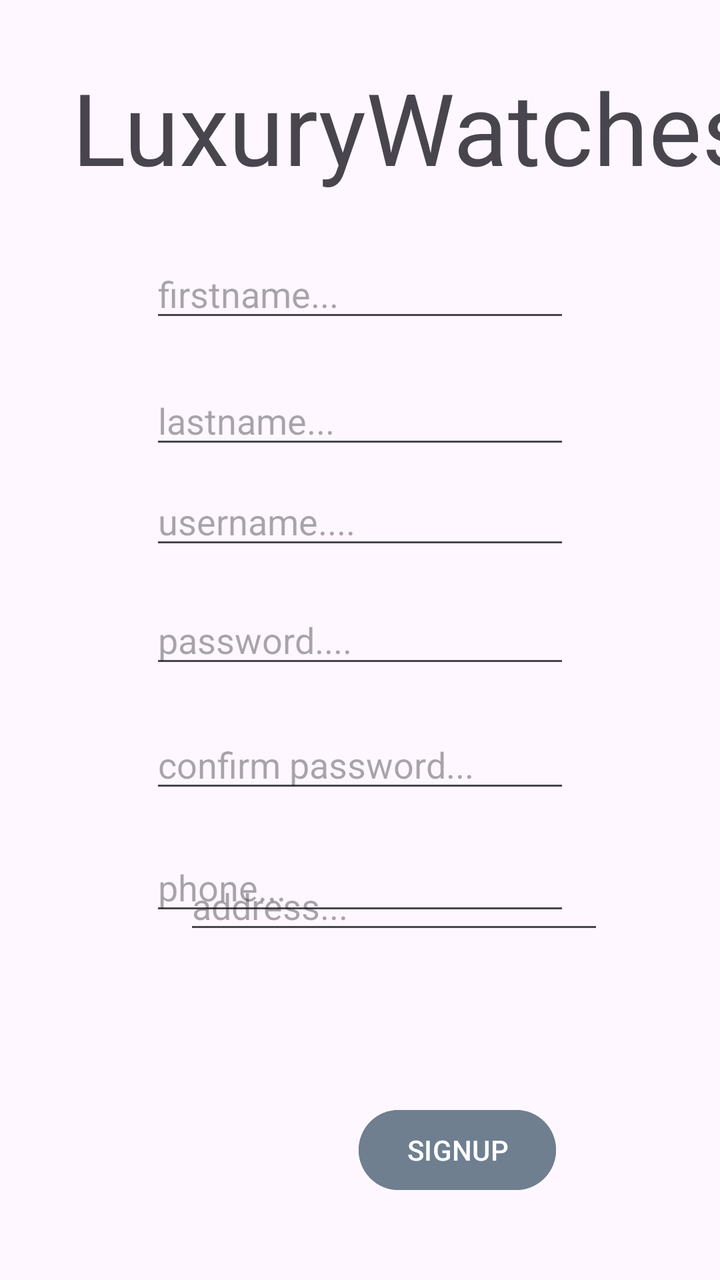
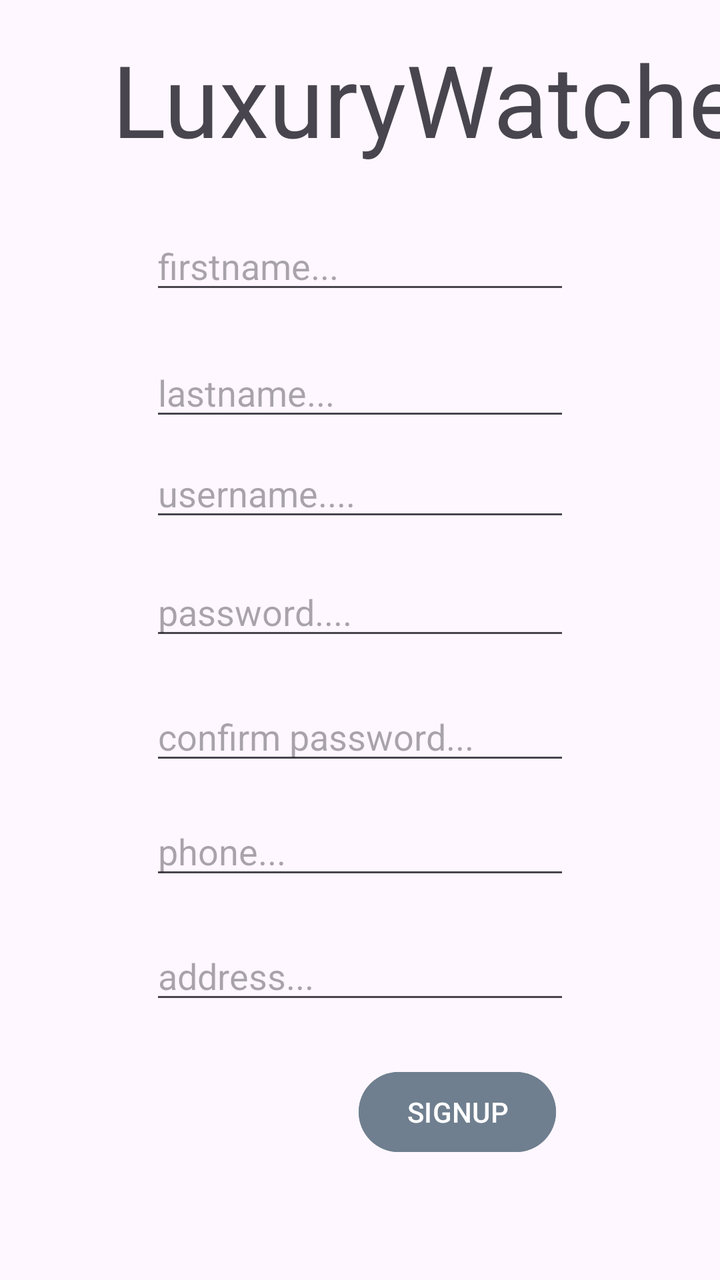

Compare the two renders of this Android layout. The source of the first and the diff that turns it into the second are given below.
<!-- AndroidManifest.xml: application theme Theme.LuxuryWatches -->
<!-- res/layout/fragment_signup.xml -->
<?xml version="1.0" encoding="utf-8"?>
<androidx.constraintlayout.widget.ConstraintLayout xmlns:android="http://schemas.android.com/apk/res/android"
    xmlns:app="http://schemas.android.com/apk/res-auto"
    xmlns:tools="http://schemas.android.com/tools"
    android:layout_width="match_parent"
    android:layout_height="match_parent"
    tools:context=".SignupFragment">

    

    <EditText
        android:id="@+id/etUsernameSignup"
        android:layout_width="wrap_content"
        android:layout_height="wrap_content"
        android:layout_marginTop="9dp"
        android:ems="10"
        android:hint="username...."
        android:inputType="textEmailAddress"
        app:layout_constraintStart_toStartOf="@+id/etLastnameSignupFragment"
        app:layout_constraintTop_toBottomOf="@+id/etLastnameSignupFragment"
        tools:ignore="DuplicateClickableBoundsCheck" />

    <EditText
        android:id="@+id/etPasswordSignup"
        android:layout_width="wrap_content"
        android:layout_height="wrap_content"
        android:layout_marginTop="18dp"
        android:ems="10"
        android:hint="password...."
        android:inputType="textPassword"
        app:layout_constraintStart_toStartOf="@+id/etUsernameSignup"
        app:layout_constraintTop_toBottomOf="@+id/etUsernameSignup" />

    <Button
        android:id="@+id/btnSignupSignup"
        android:layout_width="wrap_content"
        android:layout_height="wrap_content"
        android:layout_marginEnd="82dp"
        android:layout_marginBottom="41dp"
        android:backgroundTint="#6F7F8F"
        android:text="SIGNUP"
        app:layout_constraintBottom_toBottomOf="parent"
        app:layout_constraintEnd_toEndOf="parent"
        app:layout_constraintStart_toEndOf="@+id/ivPhotoSignupFragment" />

    <ImageView
        android:id="@+id/ivPhotoSignupFragment"
        android:layout_width="0dp"
        android:layout_height="100dp"
        android:layout_marginStart="92dp"
        android:layout_marginEnd="38dp"
        android:layout_marginBottom="44dp"
        android:background="@drawable/ic_add"
        android:src="@drawable/top_backgroun_profile"
        app:layout_constraintBottom_toBottomOf="parent"
        app:layout_constraintEnd_toStartOf="@+id/btnSignupSignup"
        app:layout_constraintStart_toStartOf="parent" />

    <TextView
        android:id="@+id/H1"
        android:layout_width="wrap_content"
        android:layout_height="wrap_content"
        android:layout_marginStart="36dp"
        android:layout_marginTop="30dp"
        android:text="LuxuryWatches"
        android:textSize="50sp"
        app:layout_constraintStart_toStartOf="parent"
        app:layout_constraintTop_toTopOf="parent" />

    <EditText
        android:id="@+id/etFirstnameSignupFragment"
        android:layout_width="wrap_content"
        android:layout_height="wrap_content"
        android:layout_marginTop="28dp"
        android:ems="10"
        android:hint="firstname..."
        android:inputType="text"
        app:layout_constraintEnd_toEndOf="parent"
        app:layout_constraintStart_toStartOf="parent"
        app:layout_constraintTop_toBottomOf="@+id/H1" />

    <EditText
        android:id="@+id/etLastnameSignupFragment"
        android:layout_width="wrap_content"
        android:layout_height="wrap_content"
        android:layout_marginTop="22dp"
        android:ems="10"
        android:hint="lastname..."
        android:inputType="text"
        app:layout_constraintStart_toStartOf="@+id/etFirstnameSignupFragment"
        app:layout_constraintTop_toBottomOf="@+id/etFirstnameSignupFragment" />

    <EditText
        android:id="@+id/etConfirmPasswordSignupFragment"
        android:layout_width="wrap_content"
        android:layout_height="wrap_content"
        android:layout_marginTop="21dp"
        android:ems="10"
        android:hint="confirm password..."
        android:inputType="textPassword"
        app:layout_constraintStart_toStartOf="@+id/etPasswordSignup"
        app:layout_constraintTop_toBottomOf="@+id/etPasswordSignup" />

    <EditText
        android:id="@+id/etPhoneSignupFragment"
        android:layout_width="wrap_content"
        android:layout_height="wrap_content"
        android:layout_marginTop="20dp"
        android:ems="10"
        android:hint="phone..."
        android:inputType="number|numberDecimal|numberSigned"
        app:layout_constraintStart_toStartOf="@+id/etConfirmPasswordSignupFragment"
        app:layout_constraintTop_toBottomOf="@+id/etConfirmPasswordSignupFragment" />

    <EditText
        android:id="@+id/etAddressSignupFragment"
        android:layout_width="wrap_content"
        android:layout_height="wrap_content"
        android:layout_marginBottom="24dp"
        android:ems="10"
        android:hint="address..."
        android:inputType="text"
        app:layout_constraintBottom_toTopOf="@+id/ivPhotoSignupFragment"
        app:layout_constraintStart_toStartOf="@+id/ivPhotoSignupFragment" />

</androidx.constraintlayout.widget.ConstraintLayout>
<!-- resources referenced by this layout -->
<resources>
  <!-- drawable ic_add (drawable) -->
  <?xml version="1.0" encoding="utf-8"?>
  <selector xmlns:android="http://schemas.android.com/apk/res/android">
  
  </selector>
  <!-- drawable top_backgroun_profile (drawable) -->
  <?xml version="1.0" encoding="utf-8"?>
  <selector xmlns:android="http://schemas.android.com/apk/res/android">
  
  </selector>
  <style name="Theme.LuxuryWatches" parent="Base.Theme.LuxuryWatches" />
  <style name="Base.Theme.LuxuryWatches" parent="Theme.Material3.DayNight.NoActionBar">
          
          
      </style>
</resources>

<!-- the commit's change to res/layout/fragment_signup.xml (unified diff, before → after) -->
@@ -36,7 +36,7 @@
         android:layout_width="wrap_content"
         android:layout_height="wrap_content"
         android:layout_marginEnd="82dp"
-        android:layout_marginBottom="41dp"
+        android:layout_marginBottom="60dp"
         android:backgroundTint="#6F7F8F"
         android:text="SIGNUP"
         app:layout_constraintBottom_toBottomOf="parent"
@@ -49,7 +49,7 @@
         android:layout_height="100dp"
         android:layout_marginStart="92dp"
         android:layout_marginEnd="38dp"
-        android:layout_marginBottom="44dp"
+        android:layout_marginBottom="32dp"
         android:background="@drawable/ic_add"
         android:src="@drawable/top_backgroun_profile"
         app:layout_constraintBottom_toBottomOf="parent"
@@ -60,8 +60,8 @@
         android:id="@+id/H1"
         android:layout_width="wrap_content"
         android:layout_height="wrap_content"
-        android:layout_marginStart="36dp"
-        android:layout_marginTop="30dp"
+        android:layout_marginStart="56dp"
+        android:layout_marginTop="16dp"
         android:text="LuxuryWatches"
         android:textSize="50sp"
         app:layout_constraintStart_toStartOf="parent"
@@ -105,7 +105,7 @@
         android:id="@+id/etPhoneSignupFragment"
         android:layout_width="wrap_content"
         android:layout_height="wrap_content"
-        android:layout_marginTop="20dp"
+        android:layout_marginTop="16dp"
         android:ems="10"
         android:hint="phone..."
         android:inputType="number|numberDecimal|numberSigned"
@@ -116,11 +116,12 @@
         android:id="@+id/etAddressSignupFragment"
         android:layout_width="wrap_content"
         android:layout_height="wrap_content"
-        android:layout_marginBottom="24dp"
+        android:layout_marginTop="20dp"
         android:ems="10"
         android:hint="address..."
         android:inputType="text"
-        app:layout_constraintBottom_toTopOf="@+id/ivPhotoSignupFragment"
-        app:layout_constraintStart_toStartOf="@+id/ivPhotoSignupFragment" />
+        app:layout_constraintStart_toStartOf="@+id/etPhoneSignupFragment"
+        app:layout_constraintTop_toBottomOf="@+id/etPhoneSignupFragment"
+        app:layout_constraintBottom_toTopOf="@+id/ivPhotoSignupFragment" />
 
 </androidx.constraintlayout.widget.ConstraintLayout>
